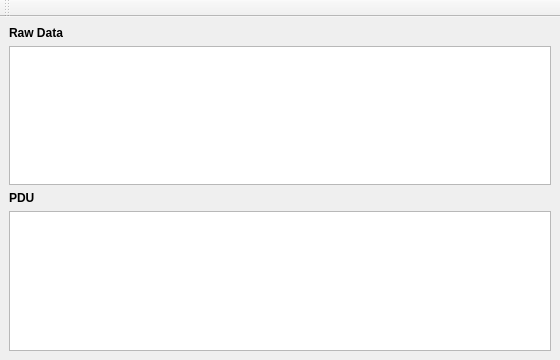
This is forms/busmonitor.ui in TomTinkering/CfgBus-GUI as Qt 5 draws it before an edit. The edited form follows.
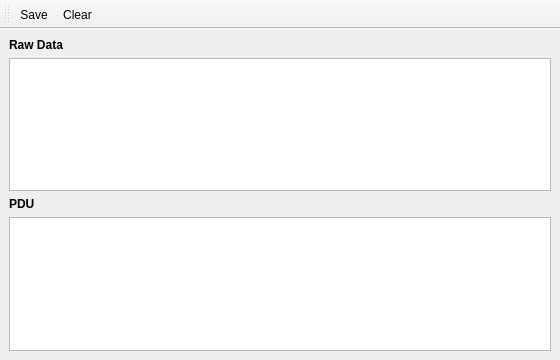
This is the edited form. Icons and pictures are not drawn.

What changed in the file:
```diff
--- a/forms/busmonitor.ui
+++ b/forms/busmonitor.ui
@@ -15,14 +15,14 @@
   </property>
   <property name="minimumSize">
    <size>
-    <width>560</width>
-    <height>360</height>
+    <width>200</width>
+    <height>300</height>
    </size>
   </property>
   <property name="maximumSize">
    <size>
-    <width>720</width>
-    <height>720</height>
+    <width>20000</width>
+    <height>20000</height>
    </size>
   </property>
   <property name="windowTitle">
@@ -62,6 +62,12 @@
           <pointsize>8</pointsize>
          </font>
         </property>
+        <property name="frameShape">
+         <enum>QFrame::StyledPanel</enum>
+        </property>
+        <property name="frameShadow">
+         <enum>QFrame::Plain</enum>
+        </property>
         <property name="editTriggers">
          <set>QAbstractItemView::NoEditTriggers</set>
         </property>
@@ -100,6 +106,15 @@
           <bold>false</bold>
          </font>
         </property>
+        <property name="frameShape">
+         <enum>QFrame::StyledPanel</enum>
+        </property>
+        <property name="frameShadow">
+         <enum>QFrame::Plain</enum>
+        </property>
+        <property name="lineWidth">
+         <number>1</number>
+        </property>
         <property name="tabChangesFocus">
          <bool>false</bool>
         </property>
@@ -125,6 +140,8 @@
    <attribute name="toolBarBreak">
     <bool>false</bool>
    </attribute>
+   <addaction name="actionSave"/>
+   <addaction name="actionClear"/>
   </widget>
   <action name="actionClear">
    <property name="icon">
```
Left out of the diff: 6 changed lines with no effect on the pictures.
